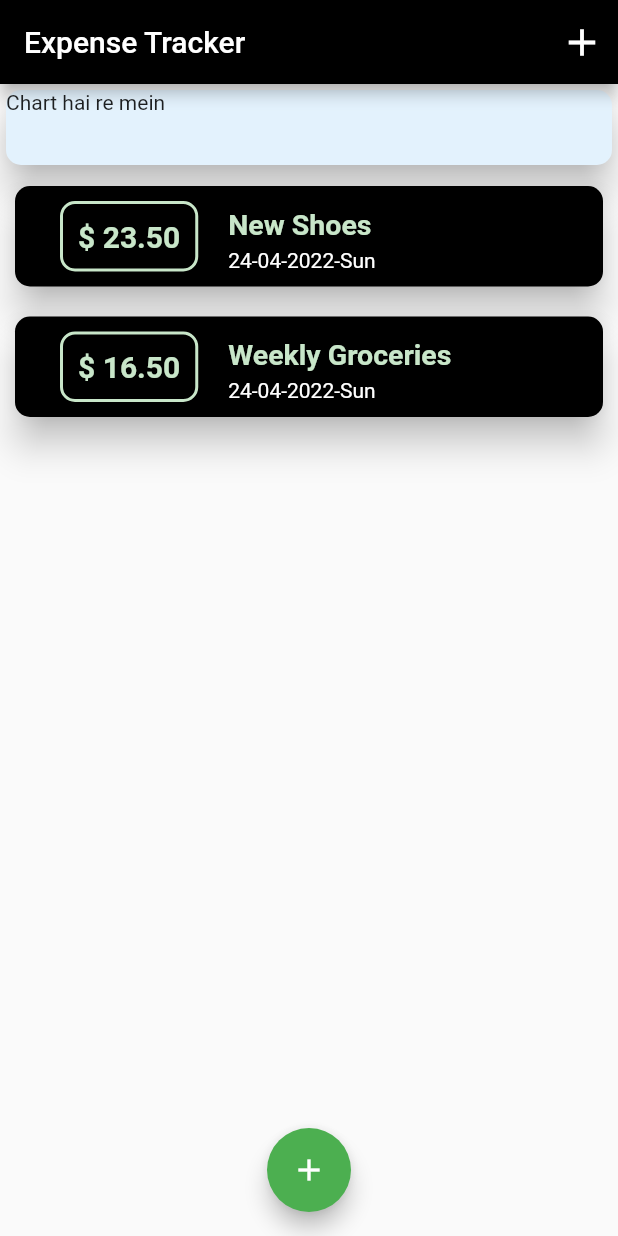
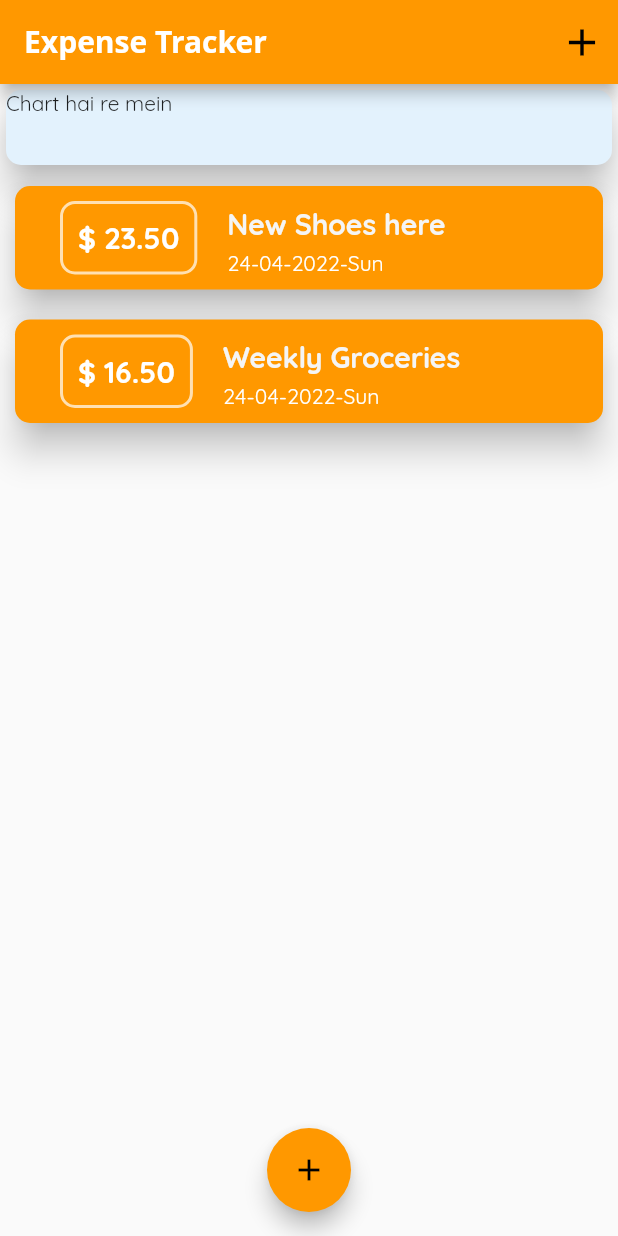
Before and after one commit to shaaz1000/price_tracker, a Flutter app: the screen it shows after launch, on a phone screen of 412 x 824 dp. Run offline on Flutter 3.47's test engine with Material 2 defaults, Android fonts, the phone set to English and light mode, and no system bars; Roboto replaces fonts that are missing (Open Sans).

Commit message:
added custom fonts

```diff
--- a/lib/main.dart
+++ b/lib/main.dart
@@ -11,7 +11,25 @@ class MyApp extends StatelessWidget {
   @override
   Widget build(BuildContext context) {
     return MaterialApp(
-      title: 'Flutter App',
+      title: 'Expense Tracker',
+      // theme -> global application theme -> global colors , texxt style , font sizes which can be used as default
+      theme: ThemeData(
+        // primarySwatch generates different shades of one color for
+        primarySwatch: Colors.orange,
+        selectedRowColor: Colors.black,
+        fontFamily: 'Quicksand',
+
+        secondaryHeaderColor: Colors.white,
+        appBarTheme: const AppBarTheme(
+          titleTextStyle: TextStyle(
+              fontFamily: "Open Sans",
+              fontSize: 20,
+              fontWeight: FontWeight.bold),
+          // textTheme: ThemeData.light().textTheme.copyWith(
+          //     titleLarge:
+          //         const TextStyle(fontFamily: "Open Sans", fontSize: 40))
+        ),
+      ),
       home: MyHomePage(),
     );
   }
@@ -26,7 +44,7 @@ class MyHomePage extends StatefulWidget {
 class _MyHomePageState extends State<MyHomePage> {
   final List<Transaction> _userTransaction = [
     Transaction(
-        amount: 23.50, title: "New Shoes", id: "T1", date: DateTime.now()),
+        amount: 23.50, title: "New Shoes here", id: "T1", date: DateTime.now()),
     Transaction(
         amount: 16.50,
         title: "Weekly Groceries",
@@ -57,8 +75,9 @@ class _MyHomePageState extends State<MyHomePage> {
   Widget build(BuildContext context) {
     return Scaffold(
       appBar: AppBar(
-        title: const Text('Expense Tracker'),
-        backgroundColor: Colors.black,
+        title: const Text(
+          'Expense Tracker',
+        ),
         actions: <Widget>[
           IconButton(
               onPressed: () => _startAddNewTransaction(context),
@@ -91,7 +110,6 @@ class _MyHomePageState extends State<MyHomePage> {
       ),
       floatingActionButtonLocation: FloatingActionButtonLocation.centerFloat,
       floatingActionButton: FloatingActionButton(
-        backgroundColor: Colors.green,
         child: const Icon(Icons.add),
         onPressed: () => _startAddNewTransaction(context),
       ),
--- a/lib/widgets/transaction_list.dart
+++ b/lib/widgets/transaction_list.dart
@@ -16,7 +16,7 @@ class TransactionList extends StatelessWidget {
         itemBuilder: (ctx, index) {
 // provides 2 argument ctx and index
           return Card(
-            color: Colors.black,
+            color: Theme.of(context).primaryColor,
             shape: RoundedRectangleBorder(
               borderRadius: BorderRadius.circular(10),
             ),
@@ -28,13 +28,14 @@ class TransactionList extends StatelessWidget {
                 decoration: BoxDecoration(
                     borderRadius: const BorderRadius.horizontal(
                         left: Radius.circular(10), right: Radius.circular(10)),
-                    border: Border.all(color: Colors.green.shade100, width: 2)),
+                    border: Border.all(
+                        color: Theme.of(context).primaryColorLight, width: 2)),
                 margin: const EdgeInsets.only(
                     bottom: 10, top: 10, right: 20, left: 30),
                 child: Text(
                   '\$ ${transactions[index].amount.toStringAsFixed(2)}',
                   style: TextStyle(
-                      color: Colors.green[100],
+                      color: Theme.of(context).secondaryHeaderColor,
                       fontSize: 20,
                       fontWeight: FontWeight.bold),
                 ),
@@ -46,14 +47,15 @@ class TransactionList extends StatelessWidget {
                     padding: const EdgeInsets.symmetric(vertical: 5),
                     child: Text(transactions[index].title,
                         style: TextStyle(
-                            color: Colors.green[100],
+                            color: Theme.of(context).selectedRowColor,
                             fontSize: 19,
                             fontWeight: FontWeight.bold)),
                   ),
                   Text(
                     DateFormat('dd-MM-yyyy-EE')
                         .format(transactions[index].date),
-                    style: TextStyle(color: Colors.white),
+                    style: TextStyle(
+                        color: Theme.of(context).secondaryHeaderColor),
                   ),
                 ],
               )
```
Also changed, not shown: pubspec.yaml (+13 -11 lines), assets/fonts/OpenSans-Bold.ttf (added), assets/fonts/OpenSans-Regular.ttf (added), assets/fonts/Quicksand-Bold.ttf (added), assets/fonts/Quicksand-Light.ttf (added), assets/fonts/Quicksand-Medium.ttf (added), assets/fonts/Quicksand-Regular.ttf (added).
